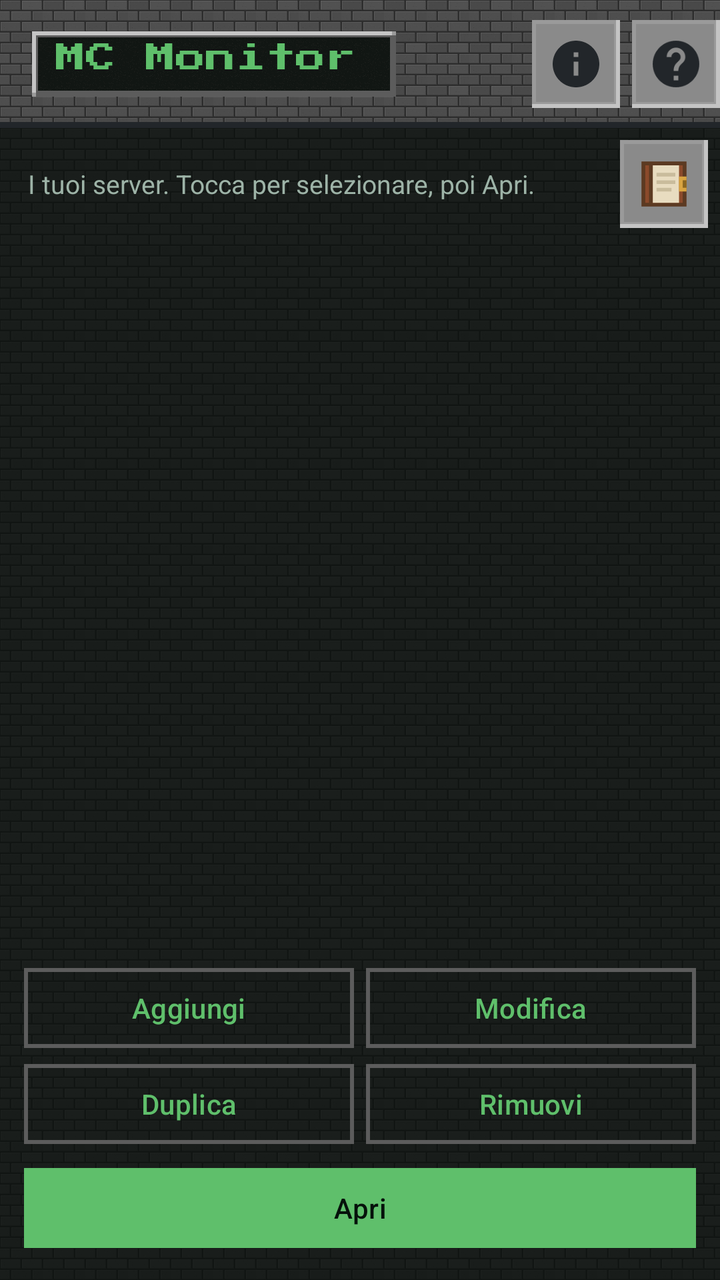
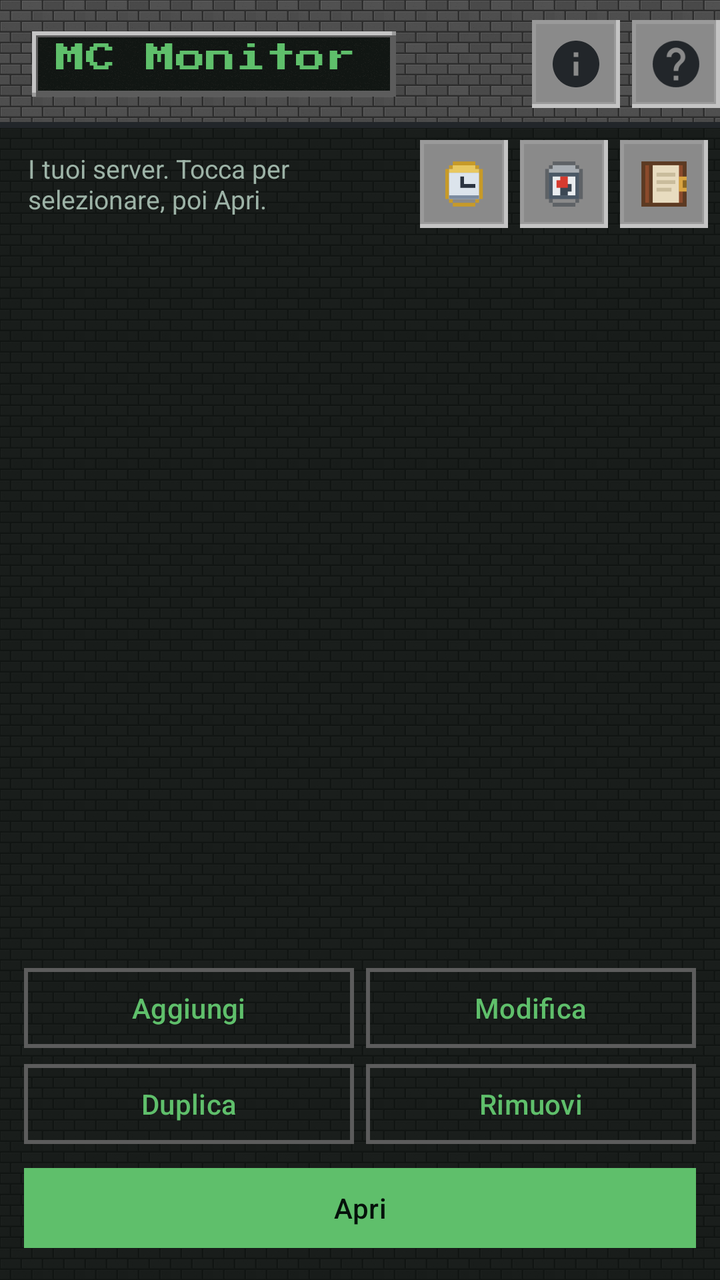

Screens rendered from an Android XML layout before and after an edit, with the pre-edit source and the edit as a unified diff.
<!-- AndroidManifest.xml: application theme Theme.McMonitor -->
<!-- res/layout/activity_servers.xml -->
<?xml version="1.0" encoding="utf-8"?>
<LinearLayout xmlns:android="http://schemas.android.com/apk/res/android"
    xmlns:app="http://schemas.android.com/apk/res-auto"
    android:id="@+id/root"
    android:layout_width="match_parent"
    android:layout_height="match_parent"
    android:orientation="vertical">

    <com.google.android.material.appbar.AppBarLayout
        android:id="@+id/appbar"
        android:layout_width="match_parent"
        android:layout_height="wrap_content"
        android:background="@drawable/bg_appbar_stone">

        <com.google.android.material.appbar.MaterialToolbar
            android:id="@+id/toolbar"
            android:layout_width="match_parent"
            android:layout_height="?attr/actionBarSize"
            android:background="@android:color/transparent">

            <LinearLayout
                android:layout_width="wrap_content"
                android:layout_height="wrap_content"
                android:background="@drawable/bg_panel_inset"
                android:baselineAligned="true"
                android:gravity="center_vertical"
                android:orientation="horizontal"
                android:paddingStart="12dp"
                android:paddingTop="6dp"
                android:paddingEnd="12dp"
                android:paddingBottom="6dp">

                <TextView
                    android:layout_width="wrap_content"
                    android:layout_height="wrap_content"
                    android:fontFamily="@font/press_start_2p"
                    android:text="@string/app_name"
                    android:textColor="@color/grass"
                    android:textSize="15sp" />

                <TextView
                    android:id="@+id/version"
                    android:layout_width="wrap_content"
                    android:layout_height="wrap_content"
                    android:layout_marginStart="8dp"
                    android:textColor="@color/text_dim"
                    android:textSize="12sp" />
            </LinearLayout>

            <LinearLayout
                android:layout_width="wrap_content"
                android:layout_height="wrap_content"
                android:layout_gravity="end"
                android:orientation="horizontal">

                <ImageButton
                    android:id="@+id/btnInfo"
                    android:layout_width="44dp"
                    android:layout_height="44dp"
                    android:layout_marginStart="6dp"
                    android:background="@drawable/bg_stone_button"
                    android:contentDescription="Informazioni sull'applicazione"
                    android:padding="8dp"
                    android:scaleType="fitCenter"
                    android:src="@drawable/ic_info"
                    android:tint="#22262A"
                    android:tooltipText="Informazioni" />

                <ImageButton
                    android:id="@+id/btnHelp"
                    android:layout_width="44dp"
                    android:layout_height="44dp"
                    android:layout_marginStart="6dp"
                    android:background="@drawable/bg_stone_button"
                    android:contentDescription="Aiuto su questa pagina"
                    android:padding="8dp"
                    android:scaleType="fitCenter"
                    android:src="@drawable/ic_help"
                    android:tint="#22262A"
                    android:tooltipText="Aiuto" />
            </LinearLayout>
        </com.google.android.material.appbar.MaterialToolbar>
    </com.google.android.material.appbar.AppBarLayout>

    <include
        android:id="@+id/updateBanner"
        layout="@layout/view_update_banner" />

    <LinearLayout
        android:layout_width="match_parent"
        android:layout_height="wrap_content"
        android:gravity="center_vertical"
        android:orientation="horizontal"
        android:paddingStart="14dp"
        android:paddingTop="6dp"
        android:paddingEnd="6dp"
        android:paddingBottom="6dp">

        <TextView
            android:layout_width="0dp"
            android:layout_height="wrap_content"
            android:layout_weight="1"
            android:text="I tuoi server. Tocca per selezionare, poi Apri."
            android:textColor="@color/text_dim"
            android:textSize="13sp" />

        <ImageButton
            android:id="@+id/btnManual"
            android:layout_width="44dp"
            android:layout_height="44dp"
            android:background="@drawable/bg_stone_button"
            android:contentDescription="Manuale d'uso"
            android:padding="7dp"
            android:scaleType="fitCenter"
            android:src="@drawable/ic_book"
            android:tooltipText="Manuale d'uso" />
    </LinearLayout>

    <androidx.core.widget.NestedScrollView
        android:layout_width="match_parent"
        android:layout_height="0dp"
        android:layout_weight="1"
        android:paddingStart="12dp"
        android:paddingEnd="12dp">

        <LinearLayout
            android:id="@+id/list"
            android:layout_width="match_parent"
            android:layout_height="wrap_content"
            android:orientation="vertical" />
    </androidx.core.widget.NestedScrollView>

    <TextView
        android:id="@+id/empty"
        android:layout_width="match_parent"
        android:layout_height="wrap_content"
        android:padding="24dp"
        android:text="Nessun server configurato.\nPremi Aggiungi per crearne uno."
        android:textAlignment="center"
        android:textColor="@color/text_dim"
        android:visibility="gone" />

    <LinearLayout
        android:layout_width="match_parent"
        android:layout_height="wrap_content"
        android:orientation="vertical"
        android:padding="12dp">

        <LinearLayout
            android:layout_width="match_parent"
            android:layout_height="wrap_content"
            android:orientation="horizontal">

            <com.google.android.material.button.MaterialButton
                android:id="@+id/btnAdd"
                style="@style/McButton.Outlined"
                android:layout_width="0dp"
                android:layout_height="wrap_content"
                android:layout_marginEnd="6dp"
                android:layout_weight="1"
                android:text="Aggiungi" />

            <com.google.android.material.button.MaterialButton
                android:id="@+id/btnEdit"
                style="@style/McButton.Outlined"
                android:layout_width="0dp"
                android:layout_height="wrap_content"
                android:layout_weight="1"
                android:text="Modifica" />
        </LinearLayout>

        <LinearLayout
            android:layout_width="match_parent"
            android:layout_height="wrap_content"
            android:orientation="horizontal">

            <com.google.android.material.button.MaterialButton
                android:id="@+id/btnClone"
                style="@style/McButton.Outlined"
                android:layout_width="0dp"
                android:layout_height="wrap_content"
                android:layout_marginEnd="6dp"
                android:layout_weight="1"
                android:text="Duplica" />

            <com.google.android.material.button.MaterialButton
                android:id="@+id/btnRemove"
                style="@style/McButton.Outlined"
                android:layout_width="0dp"
                android:layout_height="wrap_content"
                android:layout_weight="1"
                android:text="Rimuovi" />
        </LinearLayout>

        <com.google.android.material.button.MaterialButton
            android:id="@+id/btnOpen"
            style="@style/McButton.Primary"
            android:layout_width="match_parent"
            android:layout_height="wrap_content"
            android:layout_marginTop="4dp"
            android:text="Apri" />
    </LinearLayout>
</LinearLayout>
<!-- res/layout/view_update_banner.xml (included above) -->
<?xml version="1.0" encoding="utf-8"?>
<com.google.android.material.card.MaterialCardView xmlns:android="http://schemas.android.com/apk/res/android"
    xmlns:app="http://schemas.android.com/apk/res-auto"
    android:layout_width="match_parent"
    android:layout_height="wrap_content"
    android:layout_margin="10dp"
    android:visibility="gone"
    app:cardBackgroundColor="@color/surface_high"
    app:cardCornerRadius="0dp"
    app:strokeColor="@color/grass"
    app:strokeWidth="1dp">

    <LinearLayout
        android:layout_width="match_parent"
        android:layout_height="wrap_content"
        android:orientation="vertical"
        android:padding="12dp">

        <TextView
            android:id="@+id/updateTitle"
            android:layout_width="match_parent"
            android:layout_height="wrap_content"
            android:textColor="@color/grass"
            android:textSize="14sp"
            android:textStyle="bold" />

        <TextView
            android:id="@+id/updateNotes"
            android:layout_width="match_parent"
            android:layout_height="wrap_content"
            android:layout_marginTop="2dp"
            android:maxLines="4"
            android:textColor="@color/text_dim"
            android:textSize="12sp" />

        <LinearLayout
            android:layout_width="match_parent"
            android:layout_height="wrap_content"
            android:gravity="end"
            android:orientation="horizontal">

            <com.google.android.material.button.MaterialButton
                android:id="@+id/updateDismiss"
                style="@style/McButton.Text"
                android:layout_width="wrap_content"
                android:layout_height="wrap_content"
                android:text="Più tardi" />

            <com.google.android.material.button.MaterialButton
                android:id="@+id/updateInstall"
                android:layout_width="wrap_content"
                android:layout_height="wrap_content"
                android:layout_marginStart="8dp"
                android:text="Aggiorna" />
        </LinearLayout>
    </LinearLayout>
</com.google.android.material.card.MaterialCardView>
<!-- resources referenced by this layout -->
<resources>
  <color name="grass">#5FBF6B</color>
  <color name="surface_high">#1D2C25</color>
  <color name="text_dim">#9DB3A7</color>
  <!-- drawable bg_appbar_stone (drawable) -->
  <?xml version="1.0" encoding="utf-8"?>
  <layer-list xmlns:android="http://schemas.android.com/apk/res/android">
  
      <item>
          <bitmap
              android:src="@drawable/tile_stone"
              android:tileModeX="repeat"
              android:tileModeY="repeat" />
      </item>
  
      <item>
          <color android:color="#66000000" />
      </item>
  
      <item android:gravity="bottom">
          <shape android:shape="rectangle">
              <size android:height="3dp" />
              <solid android:color="#22262A" />
          </shape>
      </item>
  </layer-list>
  <!-- drawable ic_info (drawable) -->
  <vector xmlns:android="http://schemas.android.com/apk/res/android"
      android:width="24dp"
      android:height="24dp"
      android:viewportWidth="24"
      android:viewportHeight="24"
      android:tint="#9DB3A7">
      <path
          android:fillColor="#FFFFFF"
          android:pathData="M12,2C6.48,2 2,6.48 2,12s4.48,10 10,10 10,-4.48 10,-10S17.52,2 12,2zM13,17h-2v-6h2v6zM13,9h-2L11,7h2v2z" />
  </vector>
  <string name="app_name">MC Monitor</string>
  <style name="McButton.Outlined" parent="Widget.Material3.Button.OutlinedButton">
          <item name="cornerRadius">0dp</item>
          <item name="strokeColor">@color/stone_edge</item>
          <item name="strokeWidth">2dp</item>
          <item name="android:textColor">@color/grass</item>
          <item name="android:textAllCaps">false</item>
      </style>
  <style name="McButton.Primary">
          <item name="backgroundTint">@color/grass</item>
          <item name="android:textColor">#06120B</item>
      </style>
  <style name="McButton.Text" parent="Widget.Material3.Button.TextButton">
          <item name="cornerRadius">0dp</item>
          <item name="android:textColor">@color/grass</item>
          <item name="android:textAllCaps">false</item>
      </style>
  <color name="stone_edge">#5C5C5C</color>
  <color name="grass_dark">#2E7D32</color>
  <color name="text">#E6F0EA</color>
  <color name="dirt">#8D6E63</color>
  <color name="danger">#EF5350</color>
  <color name="bg">#0E1512</color>
  <color name="surface">#16211C</color>
  <!-- drawable bg_window_stone (drawable) -->
  <?xml version="1.0" encoding="utf-8"?>
  <layer-list xmlns:android="http://schemas.android.com/apk/res/android">
      <item>
          <bitmap
              android:src="@drawable/tile_stone"
              android:tileModeX="repeat"
              android:tileModeY="repeat" />
      </item>
      <item>
          <color android:color="#D9080C0A" />
      </item>
  </layer-list>
  <style name="McButton" parent="Widget.Material3.Button">
          <item name="cornerRadius">0dp</item>
          <item name="backgroundTint">@color/stone</item>
          <item name="android:textColor">@color/stone_text</item>
          <item name="android:textAllCaps">false</item>
          <item name="rippleColor">#33FFFFFF</item>
      </style>
  <style name="McCard" parent="Widget.Material3.CardView.Filled">
          <item name="cardCornerRadius">0dp</item>
          <item name="cardBackgroundColor">@color/surface</item>
          <item name="strokeColor">@color/stone_edge</item>
          <item name="strokeWidth">2dp</item>
          <item name="cardElevation">0dp</item>
      </style>
  <style name="McShape" parent="ShapeAppearance.Material3.SmallComponent">
          <item name="cornerFamily">rounded</item>
          <item name="cornerSize">0dp</item>
      </style>
  <color name="stone">#8A8A8A</color>
  <color name="stone_text">#12160F</color>
</resources>

<!-- the commit's change to res/layout/activity_servers.xml (unified diff, before → after) -->
@@ -103,6 +103,30 @@
             android:text="I tuoi server. Tocca per selezionare, poi Apri."
             android:textColor="@color/text_dim"
             android:textSize="13sp" />
+
+        <ImageButton
+            android:id="@+id/btnSortCreated"
+            android:layout_width="44dp"
+            android:layout_height="44dp"
+            android:layout_marginEnd="6dp"
+            android:background="@drawable/bg_stone_button"
+            android:contentDescription="Ordina per data di creazione"
+            android:padding="7dp"
+            android:scaleType="fitCenter"
+            android:src="@drawable/ic_clock_mc"
+            android:tooltipText="Per creazione" />
+
+        <ImageButton
+            android:id="@+id/btnSortUsed"
+            android:layout_width="44dp"
+            android:layout_height="44dp"
+            android:layout_marginEnd="6dp"
+            android:background="@drawable/bg_stone_button"
+            android:contentDescription="Ordina per ultimo utilizzo"
+            android:padding="7dp"
+            android:scaleType="fitCenter"
+            android:src="@drawable/ic_compass_mc"
+            android:tooltipText="Usati di recente" />
 
         <ImageButton
             android:id="@+id/btnManual"
